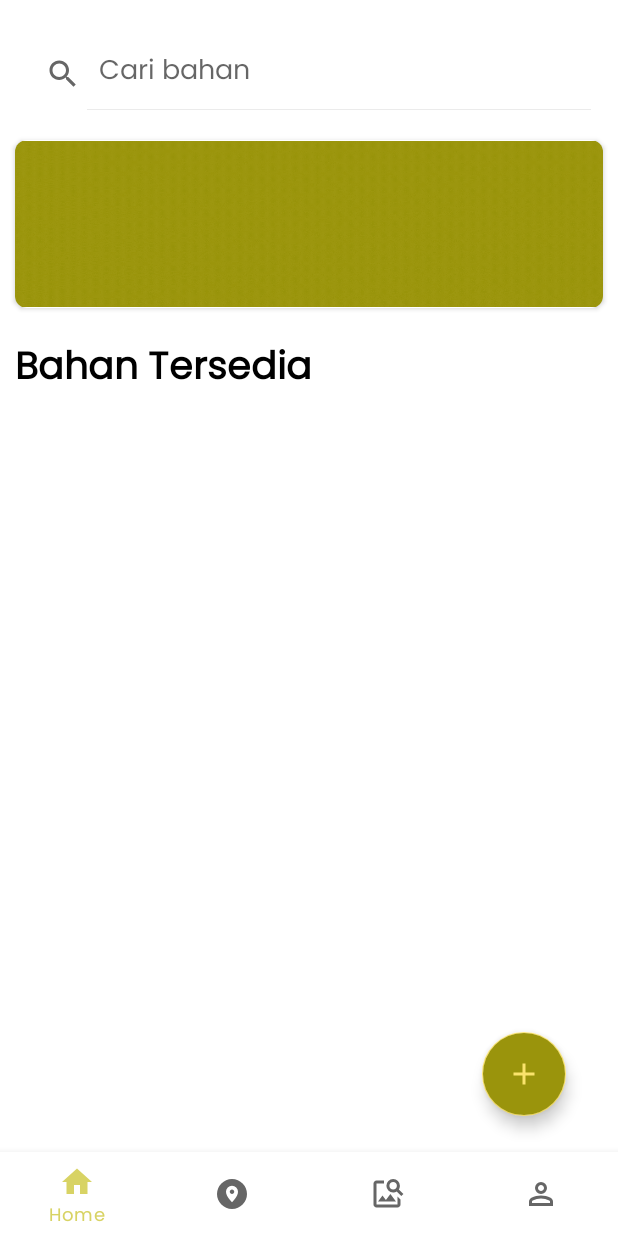
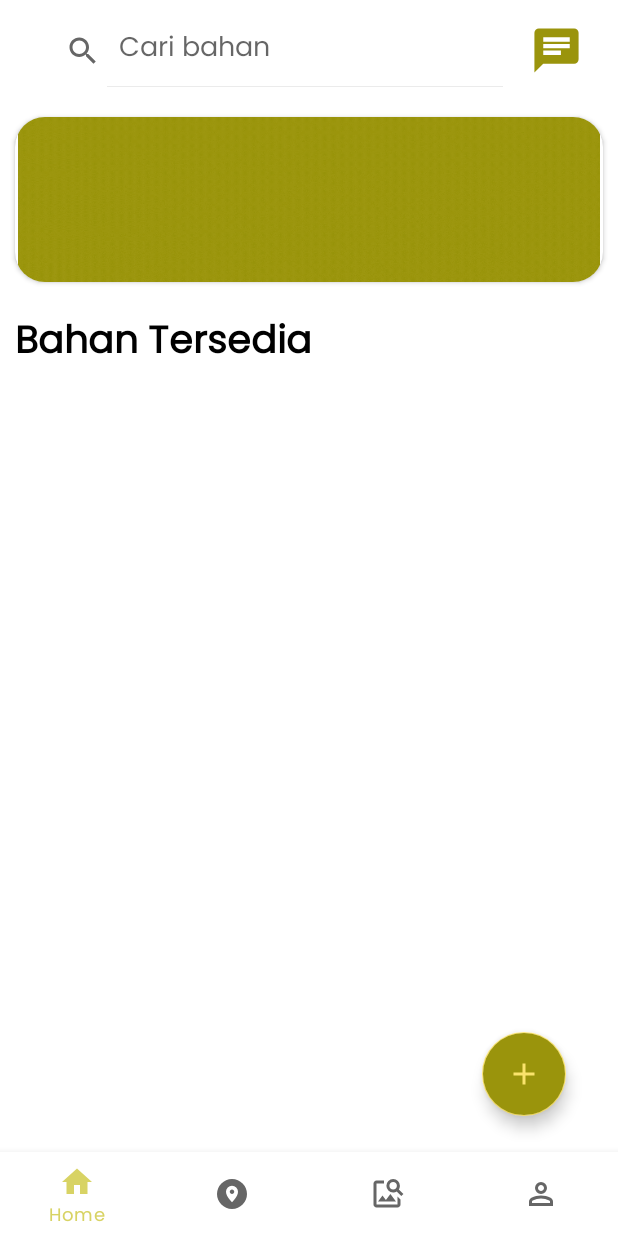
Before and after one commit to tiaak/Product-Capstone-InSwap, an Android app: the HomeFragment screen opened directly, with no data from a screen before it, on a phone screen of 412 x 824 dp. Run offline under Robolectric (Android 15) with nearby library versions, the phone set to English and light mode, and no system bars; our stand-ins replace navigation-ui.

```diff
--- a/app/build.gradle.kts
+++ b/app/build.gradle.kts
@@ -68,4 +68,6 @@ dependencies {
 
     implementation("com.github.bumptech.glide:glide:4.16.0")
     implementation("pl.droidsonroids.gif:android-gif-drawable:1.2.17")
+
+    implementation("org.tensorflow:tensorflow-lite:2.8.0")
 }
--- a/app/src/main/res/layout/fragment_home.xml
+++ b/app/src/main/res/layout/fragment_home.xml
@@ -7,45 +7,53 @@
     android:layout_height="match_parent"
     tools:context=".ui.home.HomeFragment">
 
-<!--    <com.google.android.material.search.SearchBar-->
-<!--        android:id="@+id/searchBar"-->
-<!--        android:layout_width="0dp"-->
-<!--        android:layout_height="48dp"-->
-<!--        android:layout_marginHorizontal="10dp"-->
-<!--        android:layout_marginTop="16dp"-->
-<!--        android:hint="@string/searchBar_hint"-->
-<!--        app:layout_constraintEnd_toEndOf="parent"-->
-<!--        app:layout_constraintStart_toStartOf="parent"-->
-<!--        app:layout_constraintTop_toTopOf="parent" />-->
-
-    <androidx.appcompat.widget.SearchView
-        android:id="@+id/searchView"
-        android:layout_width="0dp"
-        android:layout_height="48dp"
+    <LinearLayout
+        android:id="@+id/topFeature"
+        android:layout_width="match_parent"
+        android:layout_height="wrap_content"
         android:layout_marginHorizontal="10dp"
         android:layout_marginTop="10dp"
-        app:iconifiedByDefault="false"
-        app:queryHint="@string/searchBar_hint"
+        android:orientation="horizontal"
+        android:gravity="center"
         app:layout_constraintBottom_toBottomOf="parent"
         app:layout_constraintEnd_toEndOf="parent"
+        app:layout_constraintHorizontal_bias="0.0"
         app:layout_constraintStart_toStartOf="parent"
         app:layout_constraintTop_toTopOf="parent"
-        app:layout_constraintVertical_bias="0.02"/>
+        app:layout_constraintVertical_bias="0.0">
+
+        <androidx.appcompat.widget.SearchView
+            android:id="@+id/searchView"
+            android:layout_width="wrap_content"
+            android:layout_height="wrap_content"
+            app:iconifiedByDefault="false"
+            app:layout_constraintVertical_bias="0.02"
+            app:queryHint="@string/searchBar_hint"
+            android:layout_marginEnd="10dp"/>
+
+        <ImageView
+            android:id="@+id/chatRoom"
+            android:layout_width="35dp"
+            android:layout_height="35dp"
+            android:src="@drawable/ic_chat"
+            app:tint="?attr/colorPrimaryVariant"
+            android:contentDescription="@string/button_to_chat_room" />
+    </LinearLayout>
 
     <androidx.cardview.widget.CardView
         android:id="@+id/maggotGif"
         android:layout_width="match_parent"
-        android:layout_height="112dp"
-        app:cardCornerRadius="8dp"
+        android:layout_height="110dp"
+        app:cardCornerRadius="20dp"
         android:layout_marginTop="20dp"
         android:layout_marginHorizontal="10dp"
         app:layout_constraintEnd_toEndOf="parent"
         app:layout_constraintStart_toStartOf="parent"
-        app:layout_constraintTop_toBottomOf="@id/searchView">
+        app:layout_constraintTop_toBottomOf="@id/topFeature">
 
         <pl.droidsonroids.gif.GifImageView
             android:layout_width="match_parent"
-            android:layout_height="match_parent"
+            android:layout_height="wrap_content"
             android:src="@drawable/maggot" />
 
     </androidx.cardview.widget.CardView>
--- a/app/src/main/res/layout/fragment_nearby_maps.xml
+++ b/app/src/main/res/layout/fragment_nearby_maps.xml
@@ -1,4 +1,5 @@
 <?xml version="1.0" encoding="utf-8"?>
+
 <androidx.fragment.app.FragmentContainerView xmlns:android="http://schemas.android.com/apk/res/android"
     xmlns:tools="http://schemas.android.com/tools"
     android:id="@+id/map"
--- a/app/src/main/res/values/strings.xml
+++ b/app/src/main/res/values/strings.xml
@@ -28,4 +28,5 @@
     <string name="command">Ambil gambar bahan makanan dan kami akan \n menemukan resep terbaik untuk anda!</string>
     <string name="cari_resep">Cari Resep</string>
     <string name="chat_icon">Chat Icon</string>
+    <string name="button_to_chat_room">Button to chat room</string>
 </resources>
```
Also changed, not shown: app/src/main/java/com/example/inswap/ui/nearby/NearbyMapsFragment.kt (+0 -8 lines).
